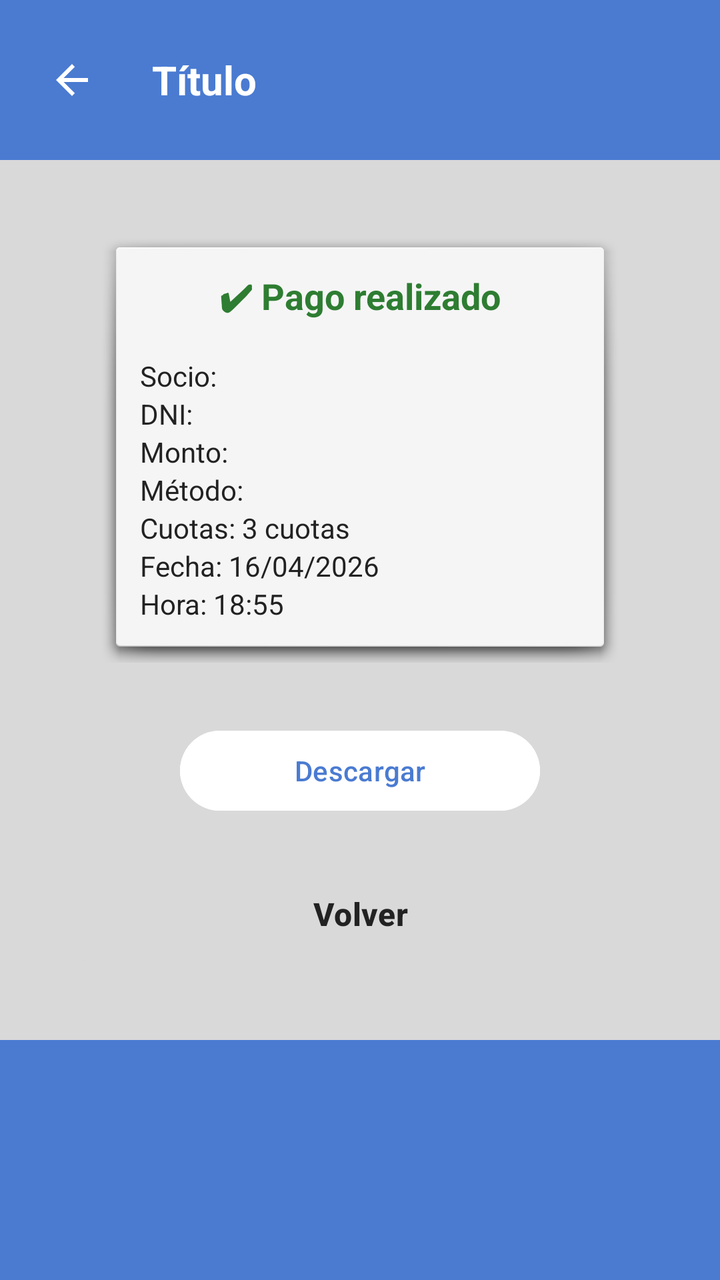
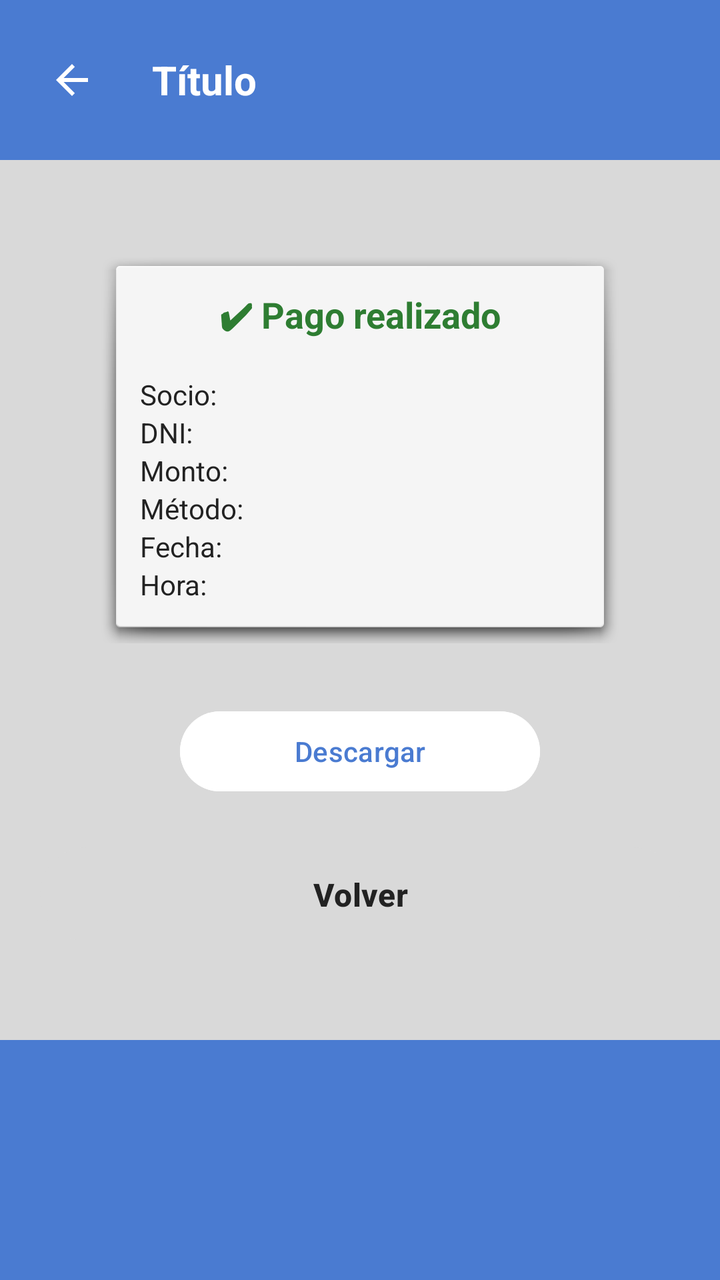

Compare the two renders of this Android layout. The source of the first and the diff that turns it into the second are given below.
<!-- AndroidManifest.xml: application theme Theme.MyApplication -->
<!-- res/layout/activity_comprobante_pago_cuota.xml -->
<?xml version="1.0" encoding="utf-8"?>
<LinearLayout
xmlns:android="http://schemas.android.com/apk/res/android"
android:layout_width="match_parent"
android:layout_height="match_parent"
android:orientation="vertical"
android:background="@color/fondo_app">


<include layout="@layout/header"/>


<LinearLayout
    android:layout_width="match_parent"
    android:layout_height="0dp"
    android:layout_weight="1"
    android:orientation="vertical"
    android:gravity="center"
    android:padding="20dp">

    
    <LinearLayout
        android:layout_width="260dp"
        android:layout_height="wrap_content"
        android:orientation="vertical"
        android:padding="20dp"
        android:background="@android:drawable/dialog_holo_light_frame">

        <TextView
            android:layout_width="match_parent"
            android:layout_height="wrap_content"
            android:text="✔ Pago realizado"
            android:textColor="@color/estado_verde"
            android:textStyle="bold"
            android:textSize="18sp"
            android:gravity="center"
            android:layout_marginBottom="18dp"/>

        <TextView
            android:id="@+id/tvNombre"
            android:layout_width="wrap_content"
            android:layout_height="wrap_content"
            android:text="Socio:"
            android:textColor="@color/texto_oscuro"/>

        <TextView
            android:id="@+id/tvDni"
            android:layout_width="wrap_content"
            android:layout_height="wrap_content"
            android:text="DNI:"
            android:textColor="@color/texto_oscuro"/>

        <TextView
            android:id="@+id/tvMonto"
            android:layout_width="wrap_content"
            android:layout_height="wrap_content"
            android:text="Monto:"
            android:textColor="@color/texto_oscuro"/>

        <TextView
            android:id="@+id/tvMetodo"
            android:layout_width="wrap_content"
            android:layout_height="wrap_content"
            android:text="Método:"
            android:textColor="@color/texto_oscuro"/>

        <TextView
            android:layout_width="wrap_content"
            android:layout_height="wrap_content"
            android:text="Cuotas: 3 cuotas"
            android:textColor="@color/texto_oscuro"/>

        <TextView
            android:layout_width="wrap_content"
            android:layout_height="wrap_content"
            android:text="Fecha: 16/04/2026"
            android:textColor="@color/texto_oscuro"/>

        <TextView
            android:layout_width="wrap_content"
            android:layout_height="wrap_content"
            android:text="Hora: 18:55"
            android:textColor="@color/texto_oscuro"/>

    </LinearLayout>

    
    <Button
        android:id="@+id/btnDescargar"
        android:layout_width="180dp"
        android:layout_height="wrap_content"
        android:text="Descargar"
        android:layout_marginTop="30dp"
        android:backgroundTint="@color/blanco_boton"
        android:textColor="@color/azul_principal"/>

    
    <Button
        android:id="@+id/btnVolverMenu"
        android:layout_width="match_parent"
        android:layout_height="55dp"
        android:text="Volver"
        android:textStyle="bold"
        android:textSize="16sp"
        android:layout_marginTop="20dp"
        android:backgroundTint="@color/fondo_app"
        android:textColor="@color/texto_oscuro"/>

</LinearLayout>


<include layout="@layout/footer"/>

</LinearLayout>
<!-- res/layout/header.xml (included above) -->
<?xml version="1.0" encoding="utf-8"?>
<LinearLayout
    xmlns:android="http://schemas.android.com/apk/res/android"
    xmlns:app="http://schemas.android.com/apk/res-auto"
    android:layout_width="match_parent"
    android:layout_height="80dp"
    android:orientation="horizontal"
    android:gravity="center_vertical"
    android:background="@color/azul_principal">

    <ImageButton
        android:id="@+id/btnBack"
        android:layout_width="40dp"
        android:layout_height="40dp"
        android:layout_marginStart="16dp"
        android:background="?attr/selectableItemBackgroundBorderless"
        android:contentDescription="Volver"
        android:src="@drawable/baseline_arrow_back_24"
        app:tint="@color/blanco"/>

    <TextView
        android:id="@+id/tvHeaderTitle"
        android:layout_width="wrap_content"
        android:layout_height="wrap_content"
        android:layout_marginStart="20dp"
        android:text="Título"
        android:textColor="@color/blanco"
        android:textSize="20sp"
        android:textStyle="bold" />

</LinearLayout>
<!-- res/layout/footer.xml (included above) -->
<?xml version="1.0" encoding="utf-8"?>
<LinearLayout
    xmlns:android="http://schemas.android.com/apk/res/android"
    android:layout_width="match_parent"
    android:layout_height="120dp"
    android:orientation="vertical">

    
    <View
        android:layout_width="match_parent"
        android:layout_height="0dp"
        android:layout_weight="1"
        android:background="@color/azul_principal" />

    
    <LinearLayout
        android:id="@+id/ll_footer_centro"
        android:layout_width="match_parent"
        android:layout_height="0dp"
        android:layout_weight="2"
        android:background="#FFFFFF"
        android:orientation="horizontal"
        android:gravity="center_vertical"
        android:paddingStart="20dp"
        android:paddingEnd="20dp"
        android:visibility="gone">

        <ImageView
            android:id="@+id/iv_home"
            android:layout_width="40dp"
            android:layout_height="40dp"
            android:src="@drawable/ic_1_home"
            android:contentDescription="@string/home"
            android:layout_marginEnd="15dp"
            android:scaleType="fitCenter"
            android:visibility="gone" />

        <ImageView
            android:id="@+id/iv_settings"
            android:layout_width="40dp"
            android:layout_height="40dp"
            android:src="@drawable/ic_2_settings"
            android:contentDescription="@string/settings"
            android:layout_marginEnd="15dp"
            android:scaleType="fitCenter"
            android:visibility="gone" />

        <ImageView
            android:id="@+id/iv_logout"
            android:layout_width="40dp"
            android:layout_height="40dp"
            android:src="@drawable/ic_3_logout"
            android:contentDescription="@string/logout"
            android:scaleType="fitCenter"
            android:visibility="gone" />

    </LinearLayout>

    
    <View
        android:layout_width="match_parent"
        android:layout_height="0dp"
        android:layout_weight="1"
        android:background="@color/azul_principal" />

</LinearLayout>
<!-- resources referenced by this layout -->
<resources>
  <color name="azul_principal">#4A7BD1</color>
  <color name="blanco">#FFFFFF</color>
  <color name="blanco_boton">#FFFFFF</color>
  <color name="estado_verde">#2E7D32</color>
  <color name="fondo_app">#D9D9D9</color>
  <color name="texto_oscuro">#222222</color>
  <!-- drawable baseline_arrow_back_24 (drawable) -->
  <vector xmlns:android="http://schemas.android.com/apk/res/android" android:autoMirrored="true" android:height="24dp" android:tint="#FFFFFF" android:viewportHeight="24" android:viewportWidth="24" android:width="24dp">
        
      <path android:fillColor="@android:color/white" android:pathData="M20,11H7.83l5.59,-5.59L12,4l-8,8 8,8 1.41,-1.41L7.83,13H20v-2z"/>
      
  </vector>
  <!-- drawable ic_1_home: png bitmap (drawable, 1547 bytes) -->
  <!-- drawable ic_2_settings: png bitmap (drawable, 2603 bytes) -->
  <!-- drawable ic_3_logout: png bitmap (drawable, 956 bytes) -->
  <string name="home">Inicio</string>
  <string name="logout">Cerrar sesión</string>
  <string name="settings">Configuración</string>
  <style name="Theme.MyApplication" parent="Base.Theme.MyApplication" />
  <style name="Base.Theme.MyApplication" parent="Theme.Material3.DayNight.NoActionBar">
          
          
      </style>
</resources>

<!-- the commit's change to res/layout/activity_comprobante_pago_cuota.xml (unified diff, before → after) -->
@@ -1,115 +1,119 @@
 <?xml version="1.0" encoding="utf-8"?>
 <LinearLayout
-xmlns:android="http://schemas.android.com/apk/res/android"
-android:layout_width="match_parent"
-android:layout_height="match_parent"
-android:orientation="vertical"
-android:background="@color/fondo_app">
-
-
-<include layout="@layout/header"/>
-
-
-<LinearLayout
+    xmlns:android="http://schemas.android.com/apk/res/android"
     android:layout_width="match_parent"
-    android:layout_height="0dp"
-    android:layout_weight="1"
+    android:layout_height="match_parent"
     android:orientation="vertical"
-    android:gravity="center"
-    android:padding="20dp">
+    android:background="@color/fondo_app">
+
+    
+    <include layout="@layout/header"/>
 
     
     <LinearLayout
-        android:layout_width="260dp"
-        android:layout_height="wrap_content"
+        android:layout_width="match_parent"
+        android:layout_height="0dp"
+        android:layout_weight="1"
         android:orientation="vertical"
-        android:padding="20dp"
-        android:background="@android:drawable/dialog_holo_light_frame">
-
-        <TextView
+        android:gravity="center"
+        android:padding="20dp">
+
+        
+        <LinearLayout
+            android:layout_width="260dp"
+            android:layout_height="wrap_content"
+            android:orientation="vertical"
+            android:padding="20dp"
+            android:background="@android:drawable/dialog_holo_light_frame">
+
+            <TextView
+                android:layout_width="match_parent"
+                android:layout_height="wrap_content"
+                android:text="✔ Pago realizado"
+                android:textColor="@color/estado_verde"
+                android:textStyle="bold"
+                android:textSize="18sp"
+                android:gravity="center"
+                android:layout_marginBottom="18dp"/>
+
+            <TextView
+                android:id="@+id/tvNombre"
+                android:layout_width="wrap_content"
+                android:layout_height="wrap_content"
+                android:text="Socio:"
+                android:textColor="@color/texto_oscuro"/>
+
+            <TextView
+                android:id="@+id/tvDni"
+                android:layout_width="wrap_content"
+                android:layout_height="wrap_content"
+                android:text="DNI:"
+                android:textColor="@color/texto_oscuro"/>
+
+            <TextView
+                android:id="@+id/tvMonto"
+                android:layout_width="wrap_content"
+                android:layout_height="wrap_content"
+                android:text="Monto:"
+                android:textColor="@color/texto_oscuro"/>
+
+            <TextView
+                android:id="@+id/tvMetodo"
+                android:layout_width="wrap_content"
+                android:layout_height="wrap_content"
+                android:text="Método:"
+                android:textColor="@color/texto_oscuro"/>
+
+            <TextView
+                android:id="@+id/tvCantidadCuotas"
+                android:layout_width="wrap_content"
+                android:layout_height="wrap_content"
+                android:text="Cuotas:"
+                android:textColor="@color/texto_oscuro"
+                android:visibility="gone"/>
+
+            <TextView
+                android:id="@+id/tvFecha"
+                android:layout_width="wrap_content"
+                android:layout_height="wrap_content"
+                android:text="Fecha:"
+                android:textColor="@color/texto_oscuro"/>
+
+            <TextView
+                android:id="@+id/tvHora"
+                android:layout_width="wrap_content"
+                android:layout_height="wrap_content"
+                android:text="Hora:"
+                android:textColor="@color/texto_oscuro"/>
+
+        </LinearLayout>
+
+        
+        <Button
+            android:id="@+id/btnDescargar"
+            android:layout_width="180dp"
+            android:layout_height="wrap_content"
+            android:text="Descargar"
+            android:layout_marginTop="30dp"
+            android:backgroundTint="@color/blanco_boton"
+            android:textColor="@color/azul_principal"/>
+
+        
+        <Button
+            android:id="@+id/btnVolverMenu"
             android:layout_width="match_parent"
-            android:layout_height="wrap_content"
-            android:text="✔ Pago realizado"
-            android:textColor="@color/estado_verde"
+            android:layout_height="55dp"
+            android:text="Volver"
             android:textStyle="bold"
-            android:textSize="18sp"
-            android:gravity="center"
-            android:layout_marginBottom="18dp"/>
-
-        <TextView
-            android:id="@+id/tvNombre"
-            android:layout_width="wrap_content"
-            android:layout_height="wrap_content"
-            android:text="Socio:"
+            android:textSize="16sp"
+            android:layout_marginTop="20dp"
+            android:backgroundTint="@color/fondo_app"
             android:textColor="@color/texto_oscuro"/>
 
-        <TextView
-            android:id="@+id/tvDni"
-            android:layout_width="wrap_content"
-            android:layout_height="wrap_content"
-            android:text="DNI:"
-            android:textColor="@color/texto_oscuro"/>
-
-        <TextView
-            android:id="@+id/tvMonto"
-            android:layout_width="wrap_content"
-            android:layout_height="wrap_content"
-            android:text="Monto:"
-            android:textColor="@color/texto_oscuro"/>
-
-        <TextView
-            android:id="@+id/tvMetodo"
-            android:layout_width="wrap_content"
-            android:layout_height="wrap_content"
-            android:text="Método:"
-            android:textColor="@color/texto_oscuro"/>
-
-        <TextView
-            android:layout_width="wrap_content"
-            android:layout_height="wrap_content"
-            android:text="Cuotas: 3 cuotas"
-            android:textColor="@color/texto_oscuro"/>
-
-        <TextView
-            android:layout_width="wrap_content"
-            android:layout_height="wrap_content"
-            android:text="Fecha: 16/04/2026"
-            android:textColor="@color/texto_oscuro"/>
-
-        <TextView
-            android:layout_width="wrap_content"
-            android:layout_height="wrap_content"
-            android:text="Hora: 18:55"
-            android:textColor="@color/texto_oscuro"/>
-
     </LinearLayout>
 
     
-    <Button
-        android:id="@+id/btnDescargar"
-        android:layout_width="180dp"
-        android:layout_height="wrap_content"
-        android:text="Descargar"
-        android:layout_marginTop="30dp"
-        android:backgroundTint="@color/blanco_boton"
-        android:textColor="@color/azul_principal"/>
-
-    
-    <Button
-        android:id="@+id/btnVolverMenu"
-        android:layout_width="match_parent"
-        android:layout_height="55dp"
-        android:text="Volver"
-        android:textStyle="bold"
-        android:textSize="16sp"
-        android:layout_marginTop="20dp"
-        android:backgroundTint="@color/fondo_app"
-        android:textColor="@color/texto_oscuro"/>
-
-</LinearLayout>
-
-
-<include layout="@layout/footer"/>
+    <include layout="@layout/footer"/>
 
 </LinearLayout>
 <!-- res/layout/header.xml (included above) -->
